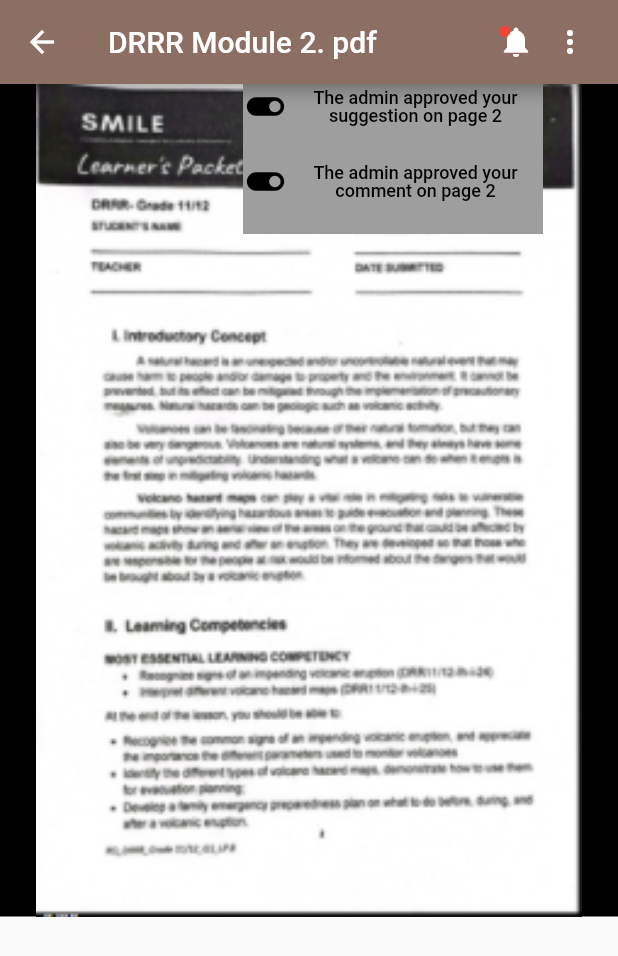
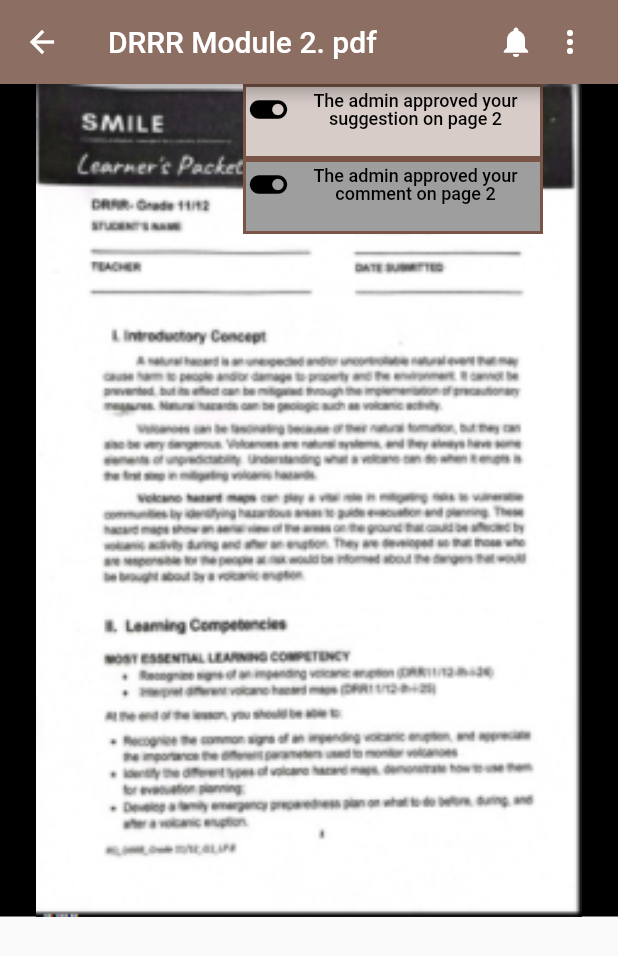
Before and after one commit to JemmalynVitoCruz/trial, a Flutter app: the screen it shows after launch, on a phone screen of 412 x 824 dp. Shown: the top 956 px of the screen. Run offline on Flutter 3.47's test engine with Material 2 defaults, Android fonts, the phone set to English and light mode, and no system bars.

Commit message:
commit-new notif

```diff
--- a/lib/ui/new_notif.dart
+++ b/lib/ui/new_notif.dart
@@ -23,11 +23,6 @@ class NewNotification extends StatelessWidget {
                 children: const <Widget>[
                   Icon(Icons.notifications,
                     color: Colors.white,),
-                    Positioned(
-                      child: Icon(Icons.brightness_1,
-                      color: Colors.red,
-                      size: 9.0,),
-                    ),
               ],
           ),
         )
@@ -65,7 +60,15 @@ class NewNotification extends StatelessWidget {
                     child: Container(
                         height: 50,
                         width: 200,
-                        color: Colors.grey,
+                        //color: Colors.grey,
+                        decoration: BoxDecoration(
+                          shape: BoxShape.rectangle,
+                          color: Colors.brown[100],
+                          border: Border.all(
+                            color: Colors.brown,
+                            width:2,
+                          ),
+                        ),
                         alignment: Alignment.topLeft,
                         child: Row(
                             mainAxisAlignment: MainAxisAlignment.center,
@@ -98,8 +101,16 @@ class NewNotification extends StatelessWidget {
                     child: Container(
                       height: 50,
                       width: 200,
-                      color: Colors.grey,
+                      //color: Colors.grey,
                       alignment: Alignment.topLeft,
+                        decoration: BoxDecoration(
+                          shape: BoxShape.rectangle,
+                          color: Colors.grey,
+                          border: Border.all(
+                            color: Colors.brown,
+                            width:2,
+                          ),
+                        ),
                         child: Row(
                             mainAxisAlignment: MainAxisAlignment.center,
                             children: const <Widget>[
```
